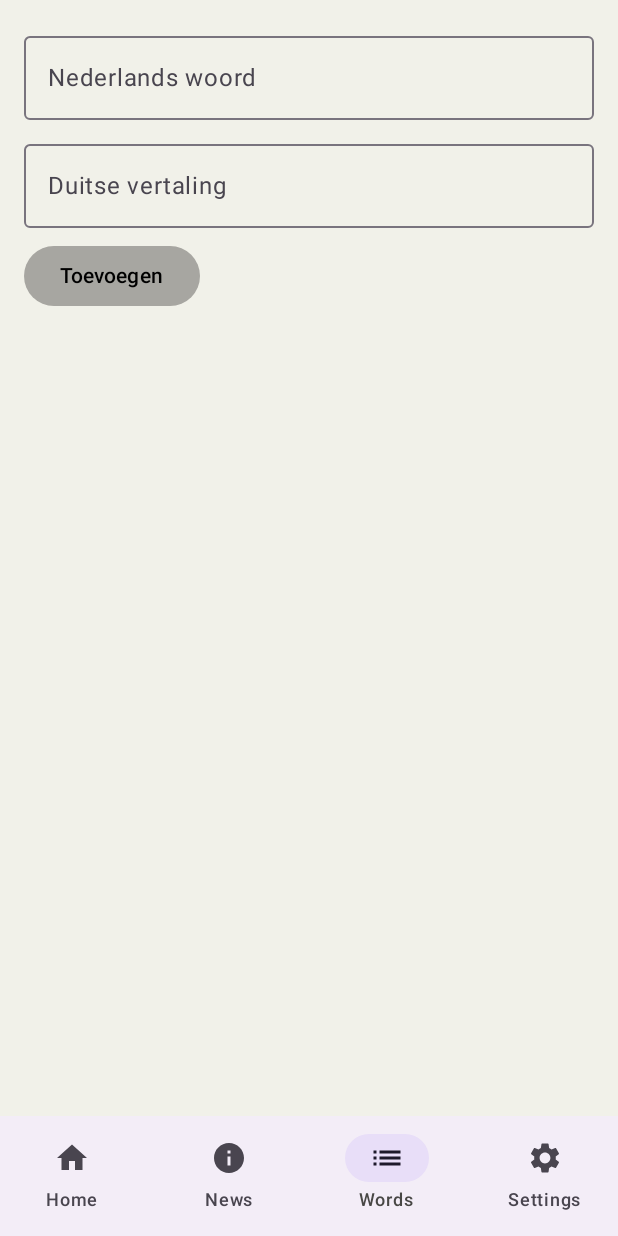
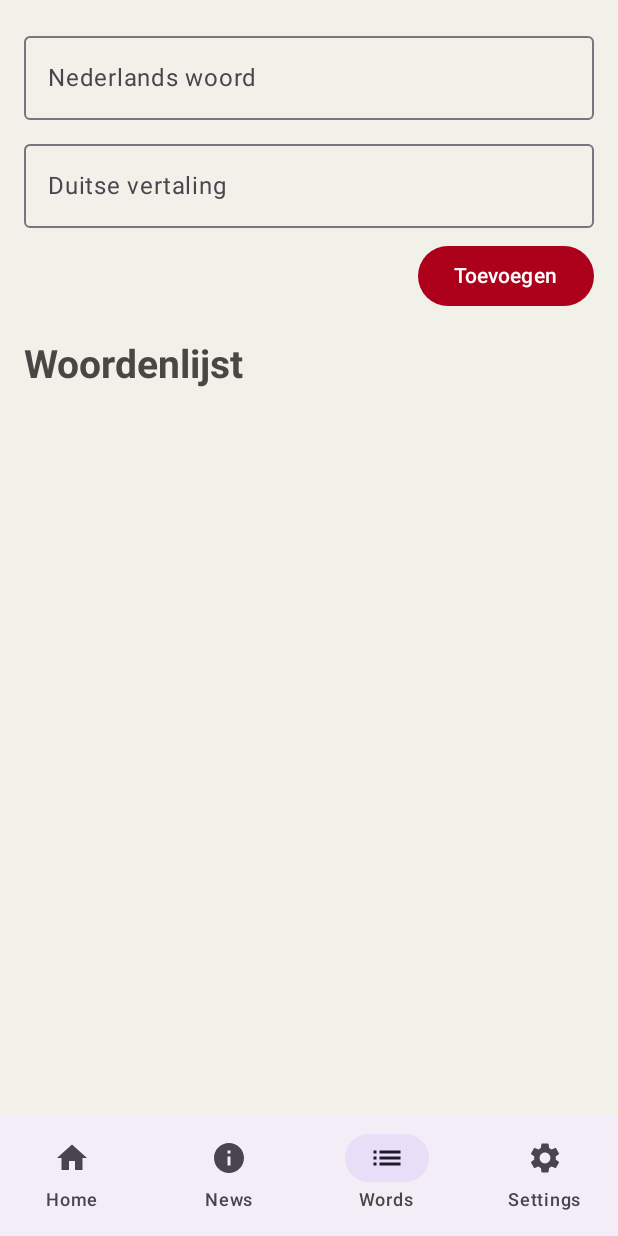
Before and after one commit to JeromeNL/DuoGerman, an Android app built with Jetpack Compose: the screen it shows after launch (MainActivity), item 3 of the bottom bar chosen, on a phone screen of 412 x 824 dp. Run offline under Robolectric (Android 15) with nearby library versions, the phone set to English and light mode, and no system bars; our stand-ins replace accompanist; pictures from the network do not load.

Commit message:
UI improvements

```diff
--- a/app/src/main/java/nl/joramkwetters/duogerman/Screens/WordsScreen.kt
+++ b/app/src/main/java/nl/joramkwetters/duogerman/Screens/WordsScreen.kt
@@ -6,12 +6,19 @@ import androidx.compose.foundation.layout.*
 import androidx.compose.foundation.lazy.LazyColumn
 import androidx.compose.foundation.lazy.itemsIndexed
 import androidx.compose.material3.Button
+import androidx.compose.material3.ButtonDefaults
+import androidx.compose.material3.Divider
+import androidx.compose.material3.MaterialTheme
 import androidx.compose.material3.OutlinedTextField
 import androidx.compose.material3.Text
 import androidx.compose.runtime.*
 import androidx.compose.ui.Modifier
+import androidx.compose.ui.graphics.Color
 import androidx.compose.ui.platform.LocalContext
+import androidx.compose.ui.text.TextStyle
+import androidx.compose.ui.text.font.FontWeight
 import androidx.compose.ui.unit.dp
+import androidx.compose.ui.unit.sp
 import com.google.gson.Gson
 import com.google.gson.reflect.TypeToken
 
@@ -46,6 +53,12 @@ fun WordsScreen(intent: Intent) {
             label = { Text("Duitse vertaling") },
             modifier = Modifier.fillMaxWidth().padding(top = 8.dp)
         )
+        Row(
+            modifier = Modifier
+                .fillMaxWidth()
+                .padding(top = 8.dp),
+            horizontalArrangement = Arrangement.End
+        ) {
             Button(
                 onClick = {
                     if (newDutchWord.isNotBlank() && newGermanWord.isNotBlank()) {
@@ -56,10 +69,28 @@ fun WordsScreen(intent: Intent) {
                         sharedPreferences.edit().putString("words_list", json).apply()
                     }
                 },
-            modifier = Modifier.padding(top = 8.dp)
+                colors = ButtonDefaults.buttonColors(
+                    containerColor = MaterialTheme.colorScheme.onBackground
+                )
             ) {
-            Text("Toevoegen")
+                Text(
+                    text = "Toevoegen",
+                    color = MaterialTheme.colorScheme.surface
+                )
             }
+        }
+        Text(
+            text = "Woordenlijst",
+            color = MaterialTheme.colorScheme.secondary,
+            modifier = Modifier.padding(top = 20.dp),
+            style = TextStyle(
+                fontSize = 26.sp,
+                fontWeight = FontWeight.Bold,
+                color = MaterialTheme.colorScheme.secondary,
+            )
+
+        )
+
 
         LazyColumn(modifier = Modifier.fillMaxSize().padding(top = 8.dp)) {
             itemsIndexed(words) { index, wordPair ->
@@ -81,13 +112,21 @@ fun WordsScreen(intent: Intent) {
                             label = { Text("Duitse vertaling") },
                             modifier = Modifier.weight(1f)
                         )
-                        Button(onClick = {
+                        Button(
+                            onClick = {
                             words[index] = editedDutchWord to editedGermanWord
                             isEditing = false
                             val json = gson.toJson(words)
                             sharedPreferences.edit().putString("words_list", json).apply()
-                        }) {
-                            Text("Opslaan")
+                        },
+                            colors = ButtonDefaults.buttonColors(
+                                containerColor = MaterialTheme.colorScheme.onBackground
+                            )
+                            ) {
+                            Text(
+                                text  ="Opslaan",
+                                color = MaterialTheme.colorScheme.surface,
+                            )
                         }
                     }
                 } else {
@@ -97,16 +136,36 @@ fun WordsScreen(intent: Intent) {
                             .padding(8.dp),
                         horizontalArrangement = Arrangement.SpaceBetween
                     ) {
-                        Text(text = "${wordPair.first} - ${wordPair.second}")
-                        Button(onClick = { isEditing = true }) {
-                            Text("Bewerk")
+                        Text(
+                            text = "${wordPair.first} - ${wordPair.second}",
+                            color = MaterialTheme.colorScheme.secondary
+                        )
+                        Button(
+                            onClick = { isEditing = true },
+                            colors = ButtonDefaults.buttonColors(
+                                containerColor = MaterialTheme.colorScheme.onBackground
+                            ),
+                        ) {
+                            Text(
+                                text = "Bewerk",
+                                color = MaterialTheme.colorScheme.surface
+                            )
                         }
-                        Button(onClick = {
+                        Button(
+                            onClick = {
                             words.removeAt(index)
                             val json = gson.toJson(words)
                             sharedPreferences.edit().putString("words_list", json).apply()
-                        }) {
-                            Text("Verwijder")
+                        },
+                            colors = ButtonDefaults.buttonColors(
+                                containerColor = MaterialTheme.colorScheme.onBackground
+                            ),
+
+                        ) {
+                            Text(
+                                text = "Verwijder",
+                                color = MaterialTheme.colorScheme.surface
+                            )
                         }
                     }
                 }
```
Lines whose indentation alone changed are shown as unchanged.
